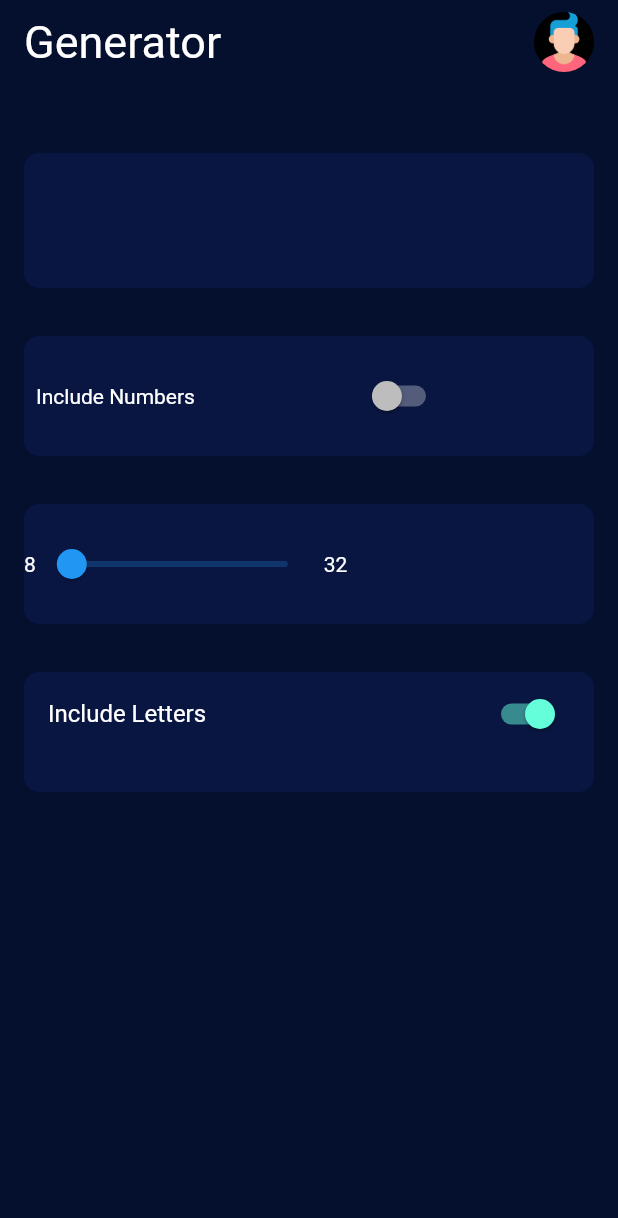
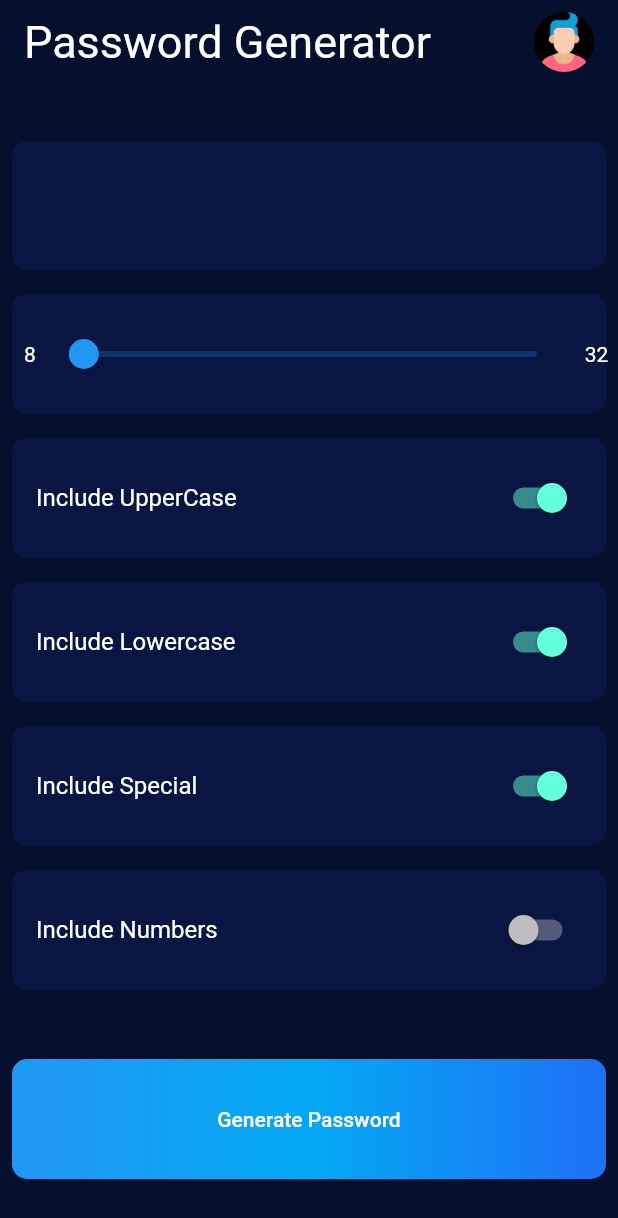
Before and after one commit to chaudharyjatin115/password_generator, a Flutter app: the screen it shows after launch, on a phone screen of 412 x 824 dp. Shown: the top 1218 px of the screen. Run offline on Flutter 3.47's test engine with Material 2 defaults, Android fonts, the phone set to English and light mode, and no system bars.

Commit message:
completing the front end

```diff
--- a/lib/screens/main_screen.dart
+++ b/lib/screens/main_screen.dart
@@ -3,9 +3,12 @@ import 'package:flutter/material.dart';
 import 'package:password_generator/widgets/reusableWidget.dart';
 
 class PassGen extends StatefulWidget {
-  bool includeLetters = true;
+  bool includeLowecase = true;
   bool includeNumbers = false;
   double length = 8;
+  bool includeSpecial = true;
+  bool includeUpperCase = true;
+
   @override
   _PassGenState createState() => _PassGenState();
 }
@@ -18,7 +21,7 @@ class _PassGenState extends State<PassGen> {
         children: [
           ListTile(
             title: Text(
-              'Generator',
+              'Password Generator',
               style: TextStyle(color: Colors.white, fontSize: 30.0),
             ),
             trailing: CircleAvatar(
@@ -35,27 +38,11 @@ class _PassGenState extends State<PassGen> {
               children: [
                 Padding(
                   padding: const EdgeInsets.all(8.0),
-                  child: Text('Include Numbers'),
+                  child: Text('8'),
                 ),
-                SizedBox(
-                  width: 100.0,
-                ),
-                Switch(
-                    value: widget.includeNumbers,
-                    onChanged: (bool onvlaue) {
-                      print(onvlaue);
-                      setState(() {
-                        widget.includeNumbers = onvlaue;
-                      });
-                    })
-              ],
-            ),
-          ),
-          ReusableCard(
-            child: Row(
-              children: [
-                Text('8'),
-                Slider(
+                Container(
+                  width: 350.0,
+                  child: Slider(
                       value: widget.length,
                       min: 8,
                       max: 32,
@@ -64,21 +51,82 @@ class _PassGenState extends State<PassGen> {
                           widget.length = slidValue.toDouble();
                         });
                       }),
-                Text('32')
+                ),
+                Padding(
+                  padding: const EdgeInsets.all(8.0),
+                  child: Text('32'),
+                )
               ],
             ),
           ),
           ReusableCard(
             child: SwitchListTile(
-                title: Text('Include Letters'),
-                value: widget.includeLetters,
+                title: Text('Include UpperCase'),
+                value: widget.includeUpperCase,
+                onChanged: (bool newValue) {
+                  print(newValue);
+                  widget.includeUpperCase = newValue;
+                }),
+          ),
+          ReusableCard(
+            child: SwitchListTile(
+                title: Text('Include Lowercase'),
+                value: widget.includeLowecase,
                 onChanged: (bool newValue) {
                   print(newValue);
                   setState(() {
-                    widget.includeLetters = newValue;
+                    widget.includeLowecase = newValue;
                   });
                 }),
           ),
+          ReusableCard(
+            child: SwitchListTile(
+              title: Text('Include Special'),
+              value: widget.includeSpecial,
+              onChanged: (bool newValue) {
+                print(newValue);
+                setState(
+                  () {
+                    widget.includeSpecial = newValue;
+                  },
+                );
+              },
+            ),
+          ),
+          ReusableCard(
+            child: SwitchListTile(
+                title: Text('Include Numbers'),
+                value: widget.includeNumbers,
+                onChanged: (bool newValue) {
+                  setState(() {
+                    widget.includeNumbers = newValue;
+                  });
+                }),
+          ),
+          SizedBox(
+            height: 30.0,
+          ),
+          Padding(
+            padding: const EdgeInsets.all(8.0),
+            child: Container(
+              alignment: Alignment.center,
+              height: 80,
+              decoration: BoxDecoration(
+                borderRadius: BorderRadius.circular(10.0),
+                gradient: LinearGradient(
+                  colors: [Colors.blue, Colors.lightBlue, Color(0xff1F70F4)],
+                  begin: FractionalOffset.centerLeft,
+                  end: FractionalOffset.centerRight,
+                ),
+              ),
+              child: TextButton(
+                  onPressed: () {},
+                  child: Text(
+                    'Generate Password',
+                    style: TextStyle(color: Colors.white),
+                  )),
+            ),
+          )
         ],
       ),
     );
--- a/lib/widgets/reusableWidget.dart
+++ b/lib/widgets/reusableWidget.dart
@@ -6,15 +6,18 @@ class ReusableCard extends StatelessWidget {
   ReusableCard({@required this.child, this.height = 80});
   @override
   Widget build(BuildContext context) {
-    return Padding(
-      padding: const EdgeInsets.all(16.0),
+    return Flexible(
+      child: Padding(
+        padding: const EdgeInsets.all(8.0),
         child: Container(
+          alignment: Alignment.center,
           decoration: BoxDecoration(
               color: Color(0xff091642),
               borderRadius: BorderRadius.circular(10.0)),
           height: height,
           child: child,
         ),
+      ),
     );
   }
 }
```
Lines whose indentation alone changed are shown as unchanged.
